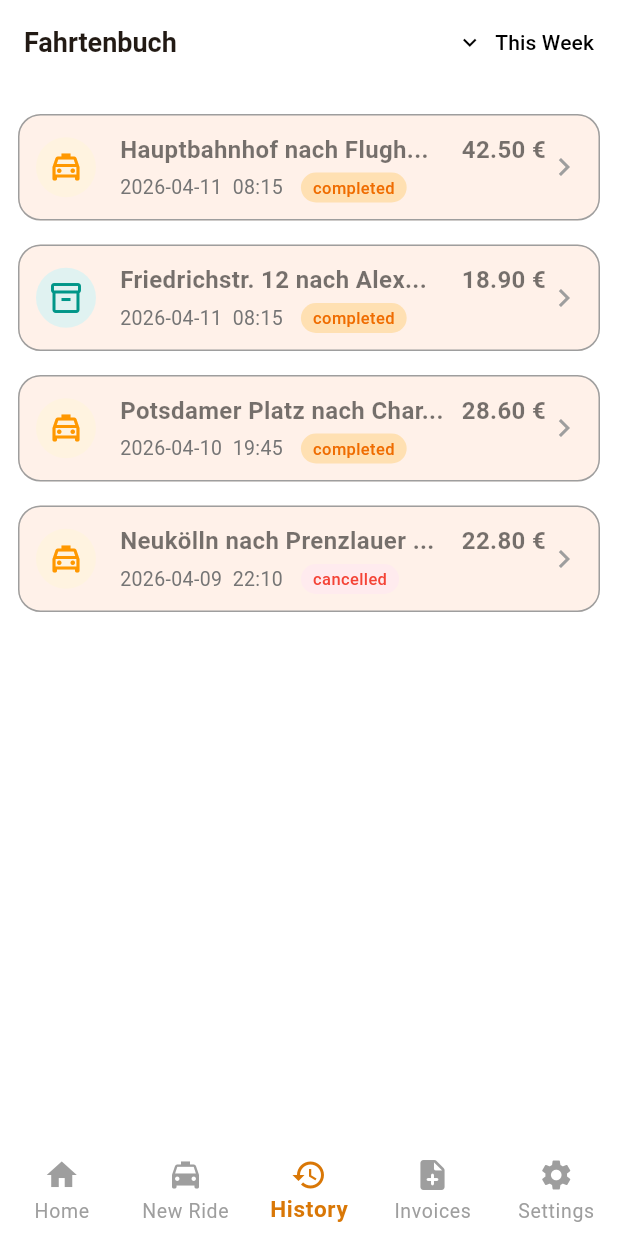
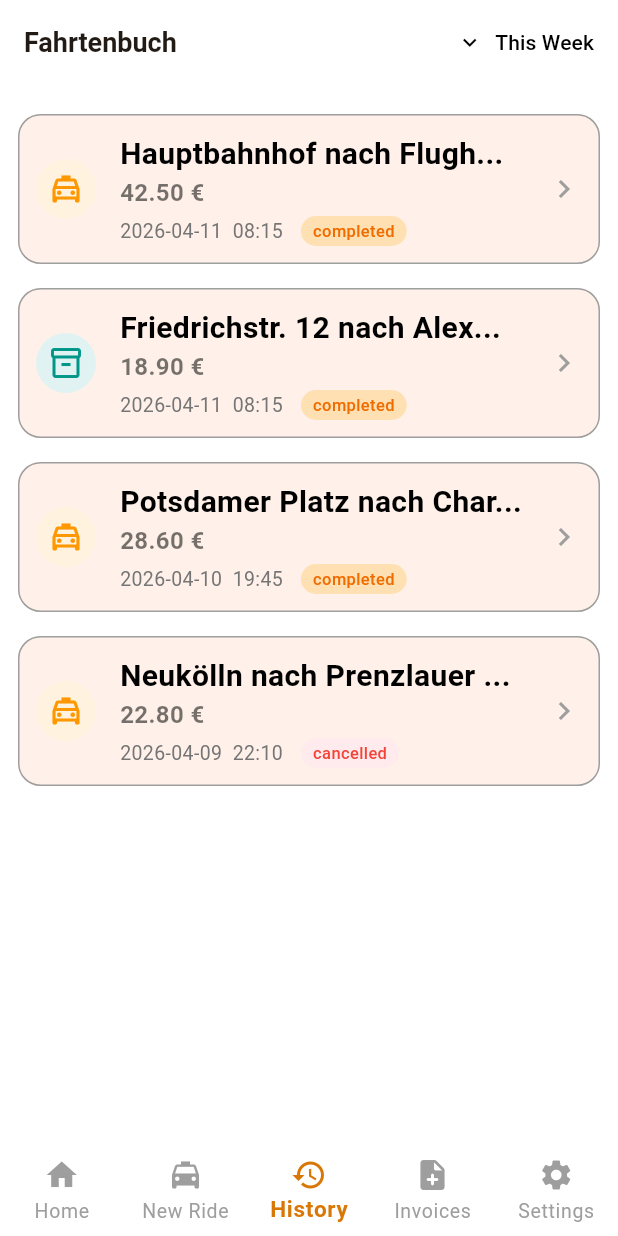
Before and after one commit to zynqly-smartkassa/zynqly, a Flutter app: the screen it shows after launch, item 3 of the bottom bar chosen, on a phone screen of 412 x 824 dp. Run offline on Flutter 3.47's test engine with Material 3 defaults, Android fonts, the phone set to English and light mode, and no system bars.

Commit message:
style: restyled ride history screen to fix overflow

```diff
--- a/apps/mobile/lib/screens/history_screen.dart
+++ b/apps/mobile/lib/screens/history_screen.dart
@@ -109,21 +109,21 @@ class _HistoryScreenState extends State<HistoryScreen> {
               child: Column(
                 crossAxisAlignment: CrossAxisAlignment.start,
                 children: [
-                  Row(
-                    mainAxisAlignment: MainAxisAlignment.spaceBetween,
-                    children: [
                   Text(
                     ride['route'],
                     style: const TextStyle(
                       fontWeight: FontWeight.bold,
-                          fontSize: 16,
+                      fontSize: 20,
+                      overflow: TextOverflow.ellipsis,
+                      color: Colors.black
                     ),
                   ),
                   Text(
                     ride['price'],
-                        style: const TextStyle(fontWeight: FontWeight.bold),
+                    style: const TextStyle(
+                      fontWeight: FontWeight.bold,
+                      overflow: TextOverflow.ellipsis,
                     ),
-                    ],
                   ),
                   const SizedBox(height: 4),
                   Row(
```
Lines whose indentation alone changed are shown as unchanged.
